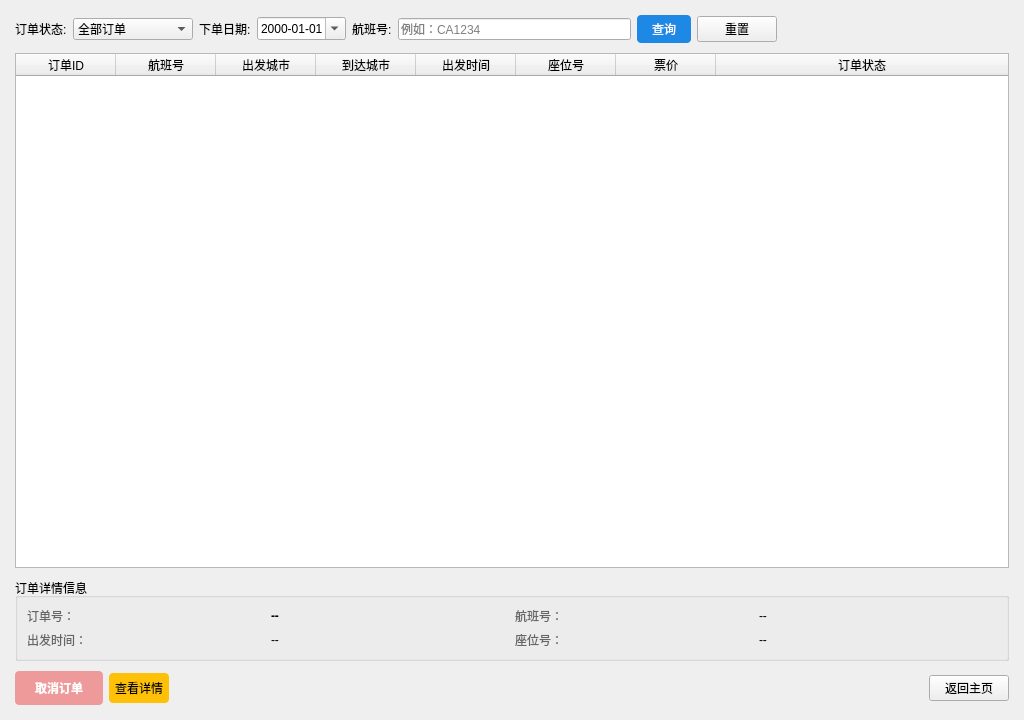
Qt form ordermanager.ui (sheldonshi115/Flight_Tickets_System-FlyOver-) before a commit.
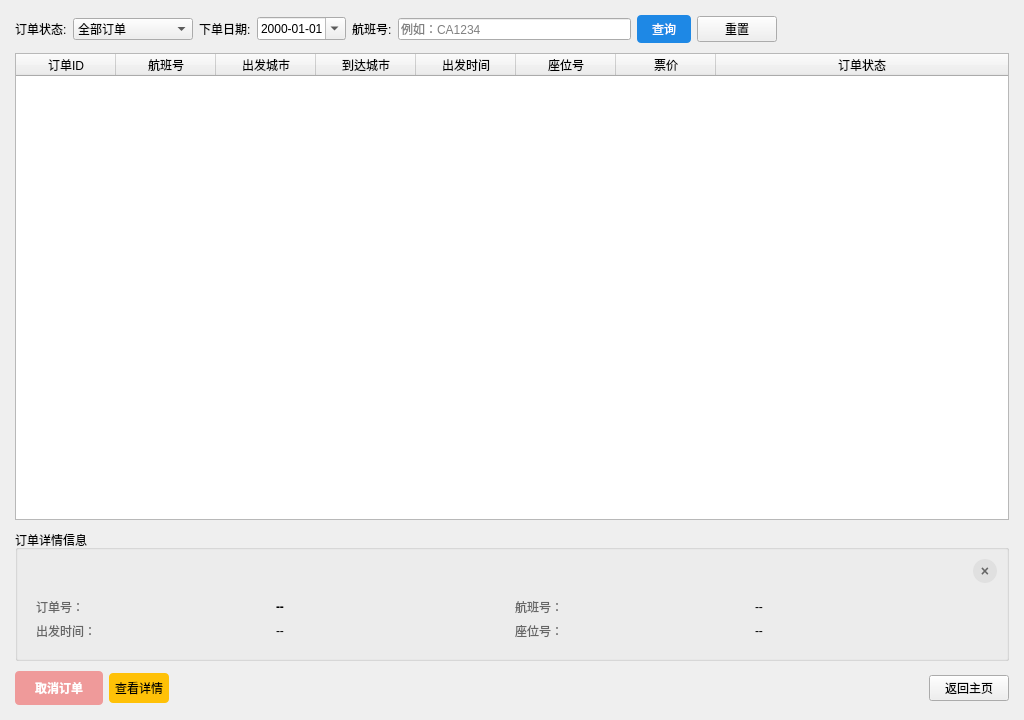
The same form after that commit.

Patch:
```diff
--- a/ordermanager.ui
+++ b/ordermanager.ui
@@ -237,7 +237,77 @@
      <property name="visible">
       <bool>false</bool>
      </property>
-     <layout class="QGridLayout" name="gridLayout">
+     <layout class="QVBoxLayout" name="vboxDetailLayout">
+      <item>
+       <widget class="QWidget" name="detailHeaderWidget" native="true">
+        <layout class="QHBoxLayout" name="detailHeaderLayout">
+         <property name="leftMargin">
+          <number>0</number>
+         </property>
+         <property name="topMargin">
+          <number>0</number>
+         </property>
+         <property name="rightMargin">
+          <number>0</number>
+         </property>
+         <property name="bottomMargin">
+          <number>0</number>
+         </property>
+         <item>
+          <spacer name="headerSpacer">
+           <property name="orientation">
+            <enum>Qt::Horizontal</enum>
+           </property>
+           <property name="sizeHint" stdset="0">
+            <size>
+             <width>40</width>
+             <height>20</height>
+            </size>
+           </property>
+          </spacer>
+         </item>
+         <item>
+          <widget class="QPushButton" name="btnCloseDetail">
+           <property name="minimumSize">
+            <size>
+             <width>24</width>
+             <height>24</height>
+            </size>
+           </property>
+           <property name="maximumSize">
+            <size>
+             <width>24</width>
+             <height>24</height>
+            </size>
+           </property>
+           <property name="cursor">
+            <cursorShape>PointingHandCursor</cursorShape>
+           </property>
+           <property name="styleSheet">
+            <string notr="true">QPushButton {
+    background-color: #E0E0E0;
+    color: #666666;
+    border: none;
+    border-radius: 12px;
+    font-weight: bold;
+    font-size: 14px;
+}
+QPushButton:hover {
+    background-color: #F44336;
+    color: white;
+}</string>
+           </property>
+           <property name="text">
+            <string>×</string>
+           </property>
+          </widget>
+         </item>
+        </layout>
+       </widget>
+      </item>
+      <item>
+       <widget class="QWidget" name="detailContentWidget" native="true">
+        <layout class="QGridLayout" name="gridLayout">
       <item row="0" column="0">
        <widget class="QLabel" name="lblTitleOrderNo">
         <property name="styleSheet">
@@ -310,6 +380,9 @@
         <property name="text">
          <string>--</string>
         </property>
+       </widget>
+      </item>
+     </layout>
        </widget>
       </item>
      </layout>
```
